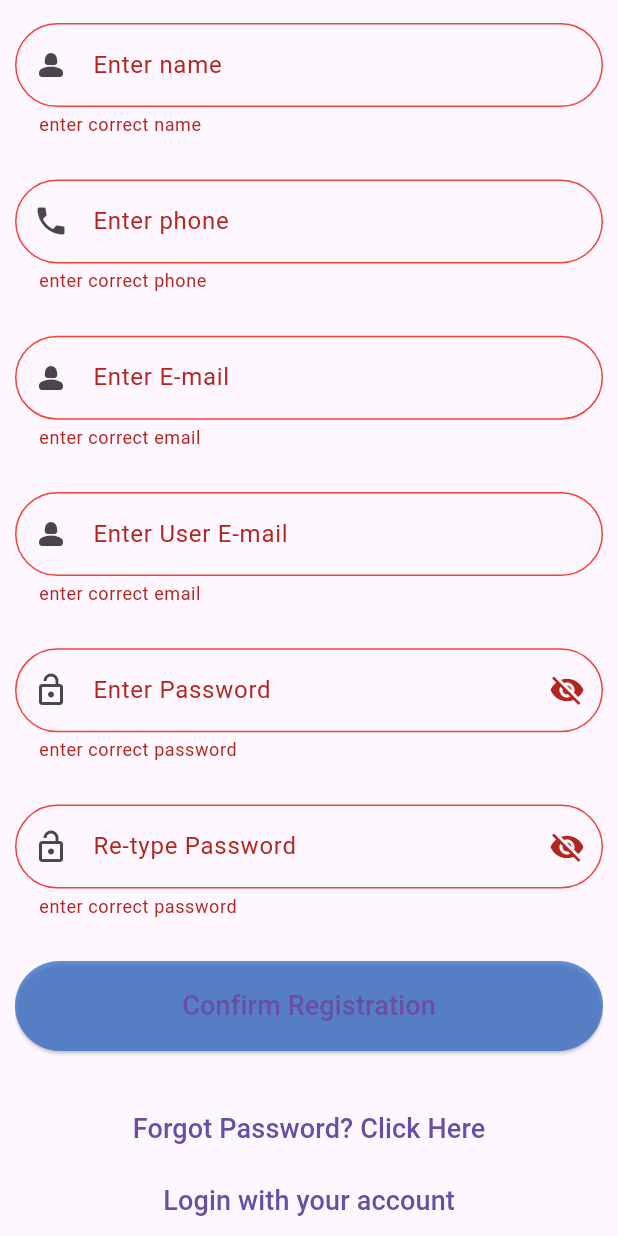
After one commit to naziurrahmankhan101/EveSafeTeamCollaboration, a Flutter app: the RegisterParentScreen screen opened directly, scrolled down 260 dp, after a tap on "Confirm Registration", on a phone screen of 412 x 824 dp. The commit adds this screen. Run offline on Flutter 3.47's test engine with Material 3 defaults, Android fonts, the phone set to English and light mode, and no system bars; our stand-ins replace carousel_slider, fluttertoast, google_fonts, webview_flutter; missing offline and left inert: flutter_phone_direct_caller.

Commit message:
Added parent register page

```diff
--- a/lib/login_screen.dart
+++ b/lib/child/child_login_screen.dart
@@ -1,12 +1,13 @@
 
 import 'package:after_marjana/components/SecondaryButton.dart';
 import 'package:after_marjana/components/custom_textfield.dart';
-import 'package:after_marjana/register_child.dart';
+import 'package:after_marjana/child/register_child.dart';
 import 'package:after_marjana/utils/constants.dart';
 import 'package:flutter/cupertino.dart';
 import 'package:flutter/material.dart';
 
-import 'components/PrimaryButton.dart';
+import '../components/PrimaryButton.dart';
+import '../parent/parent_register_screen.dart';
 
 
 
@@ -126,11 +127,17 @@ class _LoginScreenState extends State<LoginScreen> {
 
               SecondaryButton(title: "Forgot Password? Click Here", onPressed: (){}),
               SecondaryButton(
-                  title: "Register New User",
+                  title: "Register as User",
                   onPressed: (){
                   goTo(context, RegisterChildScreen());
 
               }),
+               SecondaryButton(
+                      title: "Register as Guardian",
+                      onPressed: (){
+                        goTo(context, RegisterParentScreen());
+
+                      }),
 
 
 
--- a/lib/register_child.dart
+++ b/lib/child/register_child.dart
@@ -1,10 +1,10 @@
-import 'package:after_marjana/login_screen.dart';
+import 'package:after_marjana/child/child_login_screen.dart';
 import 'package:after_marjana/utils/constants.dart';
 import 'package:flutter/material.dart';
 
-import 'components/PrimaryButton.dart';
-import 'components/SecondaryButton.dart';
-import 'components/custom_textfield.dart';
+import '../components/PrimaryButton.dart';
+import '../components/SecondaryButton.dart';
+import '../components/custom_textfield.dart';
 
 class RegisterChildScreen extends StatefulWidget {
   @override
@@ -173,7 +173,7 @@ class _RegisterChildScreenState extends State<RegisterChildScreen> {
                               :Icon(Icons.visibility)),
                         ),
                         PrimaryButton(
-                            title: "Login",
+                            title: "Confirm Registration",
                             onPressed: (){
                               if(_formKey.currentState!.validate()){
                                 _onSubmit();
--- a/lib/main.dart
+++ b/lib/main.dart
@@ -1,4 +1,4 @@
-import 'package:after_marjana/login_screen.dart';
+import 'package:after_marjana/child/child_login_screen.dart';
 import 'package:flutter/material.dart';
 import 'package:google_fonts/google_fonts.dart';
 import 'package:after_marjana/home_screen.dart';
--- /dev/null
+++ b/lib/parent/parent_register_screen.dart
@@ -0,0 +1,204 @@
+import 'package:after_marjana/child/child_login_screen.dart';
+import 'package:after_marjana/utils/constants.dart';
+import 'package:flutter/material.dart';
+
+import '../components/PrimaryButton.dart';
+import '../components/SecondaryButton.dart';
+import '../components/custom_textfield.dart';
+
+class RegisterParentScreen extends StatefulWidget {
+  @override
+  State<RegisterParentScreen> createState() => _RegisterParentScreenState();
+}
+
+class _RegisterParentScreenState extends State<RegisterParentScreen> {
+  bool isPasswordShown=true;
+
+  final _formKey= GlobalKey<FormState>();
+
+  final _formData = Map<String,Object>();
+
+  _onSubmit(){
+    _formKey.currentState!.save();
+    print(_formData['email']);
+    print(_formData['password']);
+  }
+
+  @override
+  Widget build(BuildContext context) {
+    return Scaffold(
+      body: SafeArea(
+        child:Padding(
+          padding: const EdgeInsets.symmetric(horizontal: 10),
+          child: SingleChildScrollView(
+            child: Column(
+              children: [
+                Container(
+                  height: MediaQuery.of(context).size.height*0.3,
+                  child: Column(
+                    mainAxisAlignment: MainAxisAlignment.spaceEvenly,
+                    children: [
+                      Text(
+                        "Register as guardian",
+                        textAlign: TextAlign.center,
+                        style: TextStyle(
+                          fontSize: 30,
+                          fontWeight: FontWeight.bold,
+                          color: primaryColor,
+
+                        ),
+                      ),
+                      Transform.scale(
+                        scale:2,
+                        child: Image.asset(
+                          'assets/evesafe.png',
+                          height: 100,
+                          width: 100,
+                        ),
+                      ),
+                    ],
+                  ),
+                ),
+                Container(
+                  height: MediaQuery.of(context).size.height*0.9,
+                  child: Form(
+                    key: _formKey,
+                    child: Column(
+                      mainAxisAlignment: MainAxisAlignment.spaceEvenly,
+                      children: [
+                        CustomTextField(
+                          hintText: "Enter name",
+                          textInputAction: TextInputAction.next,
+                          keyboardtype: TextInputType.name,
+                          prefix: Icon(Icons.person_2_rounded),
+                          onsave: (name) {
+                            _formData['name'] = name ?? "";
+                          },
+                          validate: (email) {
+                            if(email!.isEmpty || email.length<3 ){
+                              return "enter correct name";
+                            }
+                            return null;
+                          },
+                        ),
+                        CustomTextField(
+                          hintText: "Enter phone",
+                          textInputAction: TextInputAction.next,
+                          keyboardtype: TextInputType.phone,
+                          prefix: Icon(Icons.phone),
+                          onsave: (phone) {
+                            _formData['phone'] = phone ?? "";
+                          },
+                          validate: (email) {
+                            if(email!.isEmpty || email.length<10 ){
+                              return "enter correct phone";
+                            }
+                            return null;
+                          },
+                        ),
+                        CustomTextField(
+                          hintText: "Enter E-mail",
+                          textInputAction: TextInputAction.next,
+                          keyboardtype: TextInputType.emailAddress,
+                          prefix: Icon(Icons.person_2_rounded),
+                          onsave: (email) {
+                            _formData['email'] = email ?? "";
+                          },
+                          validate: (email) {
+                            if(email!.isEmpty || email.length<3 || !email.contains("@")){
+                              return "enter correct email";
+                            }
+                            return null;
+                          },
+                        ),
+                        CustomTextField(
+                          hintText: "Enter User E-mail",
+                          textInputAction: TextInputAction.next,
+                          keyboardtype: TextInputType.emailAddress,
+                          prefix: Icon(Icons.person_2_rounded),
+                          onsave: (uemail) {
+                            _formData['uemail'] = uemail ?? "";
+                          },
+                          validate: (email) {
+                            if(email!.isEmpty || email.length<3 || !email.contains("@")){
+                              return "enter correct email";
+                            }
+                            return null;
+                          },
+                        ),
+                        CustomTextField(
+                          hintText: "Enter Password",
+                          isPassword: isPasswordShown,
+                          prefix: Icon(Icons.lock_open_outlined),
+                          //onsave: () {},
+                          onsave: (password) {
+                            _formData['password'] = password ?? "";
+                          },
+                          validate: (password) {
+                            if(password!.isEmpty || password.length<7 ){
+                              return "enter correct password";
+                            }
+                            return null;
+                          },
+                          suffix: IconButton(onPressed: (){
+                            setState(() {
+                              isPasswordShown = !isPasswordShown;
+                            });
+
+                          }, icon: isPasswordShown
+                              ?Icon(Icons.visibility_off)
+                              :Icon(Icons.visibility)),
+                        ),
+                        CustomTextField(
+                          hintText: "Re-type Password",
+                          isPassword: isPasswordShown,
+                          prefix: Icon(Icons.lock_open_outlined),
+                          //onsave: () {},
+                          onsave: (password) {
+                            _formData['password'] = password ?? "";
+                          },
+                          validate: (password) {
+                            if(password!.isEmpty || password.length<7 ){
+                              return "enter correct password";
+                            }
+                            return null;
+                          },
+                          suffix: IconButton(onPressed: (){
+                            setState(() {
+                              isPasswordShown = !isPasswordShown;
+                            });
+
+                          }, icon: isPasswordShown
+                              ?Icon(Icons.visibility_off)
+                              :Icon(Icons.visibility)),
+                        ),
+                        PrimaryButton(
+                            title: "Confirm Registration",
+                            onPressed: (){
+                              if(_formKey.currentState!.validate()){
+                                _onSubmit();
+                              }
+
+                            }),
+                      ],
+                    ),
+                  ),
+                ),
+
+
+                SecondaryButton(title: "Forgot Password? Click Here", onPressed: (){}),
+                SecondaryButton(
+                    title: "Login with your account",
+                    onPressed: (){
+                      goTo(context, LoginScreen());
+
+                    }),
+              ],
+            ),
+          ),
+        ),
+      ),
+
+    );
+  }
+}
```
